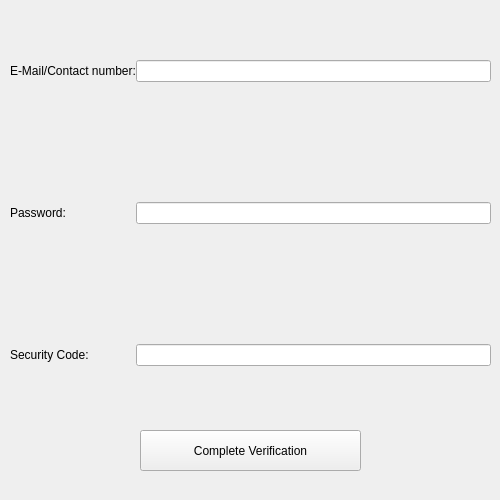
1412kauti/ProjectHurricane, file UI/Verification_Screen.ui: the form before one commit.
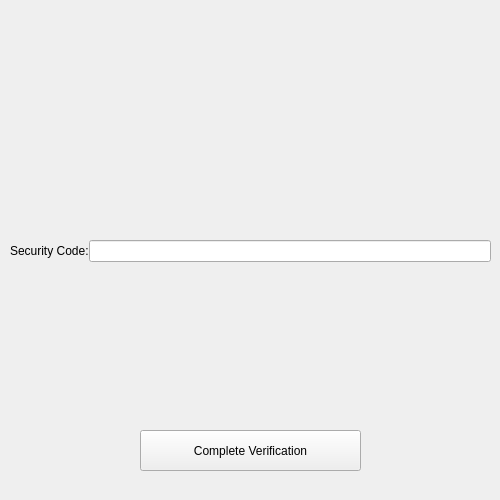
The form after the commit.

Diff of the .ui file:
```diff
--- a/UI/Verification_Screen.ui
+++ b/UI/Verification_Screen.ui
@@ -38,9 +38,9 @@
    <property name="geometry">
     <rect>
      <x>10</x>
-     <y>10</y>
+     <y>190</y>
      <width>481</width>
-     <height>401</height>
+     <height>121</height>
     </rect>
    </property>
    <layout class="QFormLayout" name="formLayout">
@@ -54,37 +54,13 @@
      <number>50</number>
     </property>
     <item row="0" column="0">
-     <widget class="QLabel" name="label">
-      <property name="text">
-       <string>E-Mail/Contact number:</string>
-      </property>
-     </widget>
-    </item>
-    <item row="1" column="0">
-     <widget class="QLabel" name="label_2">
-      <property name="text">
-       <string>Password:</string>
-      </property>
-     </widget>
-    </item>
-    <item row="0" column="1">
-     <widget class="QLineEdit" name="Email_Or_Contact_text"/>
-    </item>
-    <item row="1" column="1">
-     <widget class="QLineEdit" name="Password_text">
-      <property name="echoMode">
-       <enum>QLineEdit::Password</enum>
-      </property>
-     </widget>
-    </item>
-    <item row="2" column="0">
      <widget class="QLabel" name="label_3">
       <property name="text">
        <string>Security Code:</string>
       </property>
      </widget>
     </item>
-    <item row="2" column="1">
+    <item row="0" column="1">
      <widget class="QLineEdit" name="Security_code_text"/>
     </item>
    </layout>
@@ -114,6 +90,28 @@
     </item>
    </layout>
   </widget>
+  <widget class="QWidget" name="verticalLayoutWidget">
+   <property name="geometry">
+    <rect>
+     <x>10</x>
+     <y>0</y>
+     <width>481</width>
+     <height>61</height>
+    </rect>
+   </property>
+   <layout class="QVBoxLayout" name="verticalLayout">
+    <item>
+     <widget class="QLabel" name="Mismatch_Label">
+      <property name="text">
+       <string/>
+      </property>
+      <property name="alignment">
+       <set>Qt::AlignCenter</set>
+      </property>
+     </widget>
+    </item>
+   </layout>
+  </widget>
  </widget>
  <resources/>
  <connections/>
```
